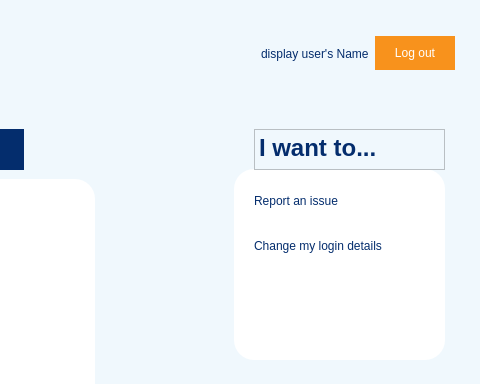
Before: the Qt Designer form MCR-app/mainwindow.ui in maria-gedye/QTapp, drawn with Qt 5; both pictures show x 345 to 825 and y 0 to 384 of the 825 by 518 pixel window.
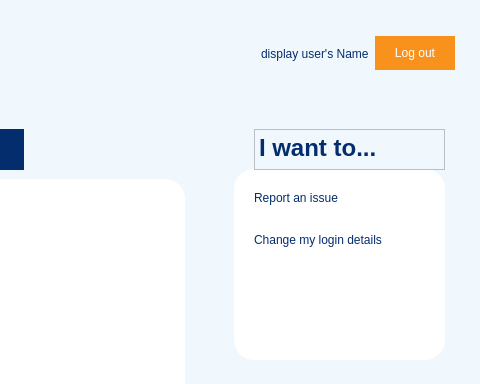
After: the same form once the commit is applied. The open tabs and pages were chosen to show the change. Icons and pictures are not drawn.

The edit to the form file:
```diff
--- a/MCR-app/mainwindow.ui
+++ b/MCR-app/mainwindow.ui
@@ -726,7 +726,7 @@
          <x>20</x>
          <y>10</y>
          <width>181</width>
-         <height>91</height>
+         <height>81</height>
         </rect>
        </property>
        <layout class="QVBoxLayout" name="verticalLayout_3">
@@ -881,8 +881,8 @@
        <rect>
         <x>20</x>
         <y>180</y>
-        <width>411</width>
-        <height>261</height>
+        <width>501</width>
+        <height>291</height>
        </rect>
       </property>
       <property name="styleSheet">
@@ -898,12 +898,15 @@
       <widget class="QListWidget" name="listWidget_records">
        <property name="geometry">
         <rect>
-         <x>30</x>
-         <y>30</y>
-         <width>341</width>
-         <height>192</height>
+         <x>0</x>
+         <y>11</y>
+         <width>501</width>
+         <height>271</height>
         </rect>
        </property>
+       <property name="styleSheet">
+        <string notr="true">font-size:16pt; font-weight:200; color:#042d6d;</string>
+       </property>
       </widget>
      </widget>
      <widget class="QPushButton" name="pushButton_LoadTable">
```
Left out of the diff: 18 changed lines with no effect on the pictures.
